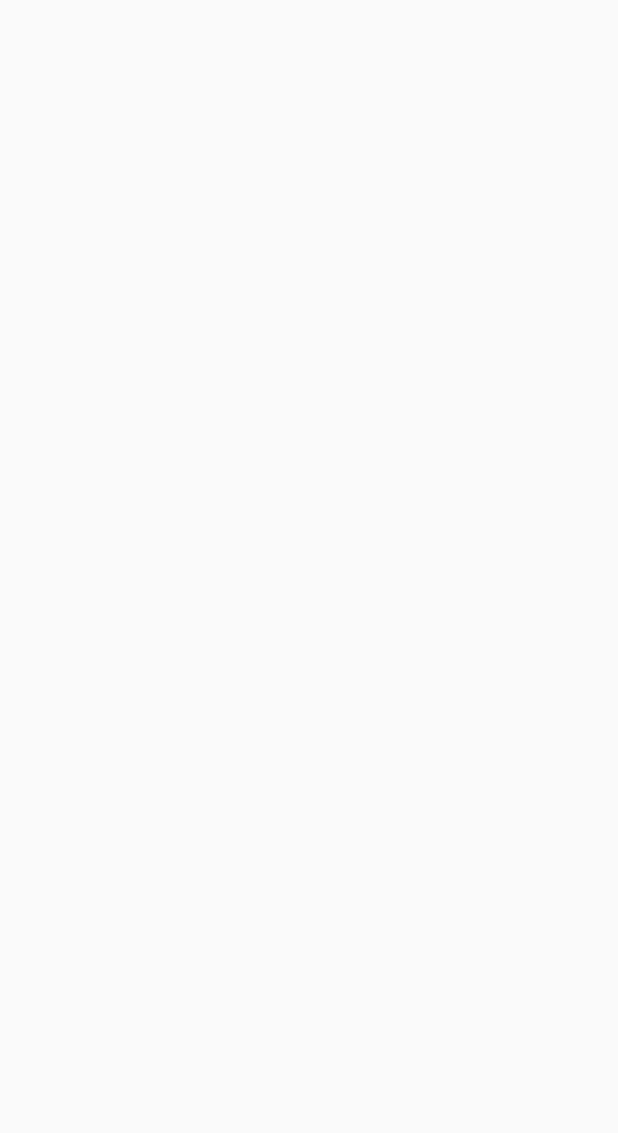
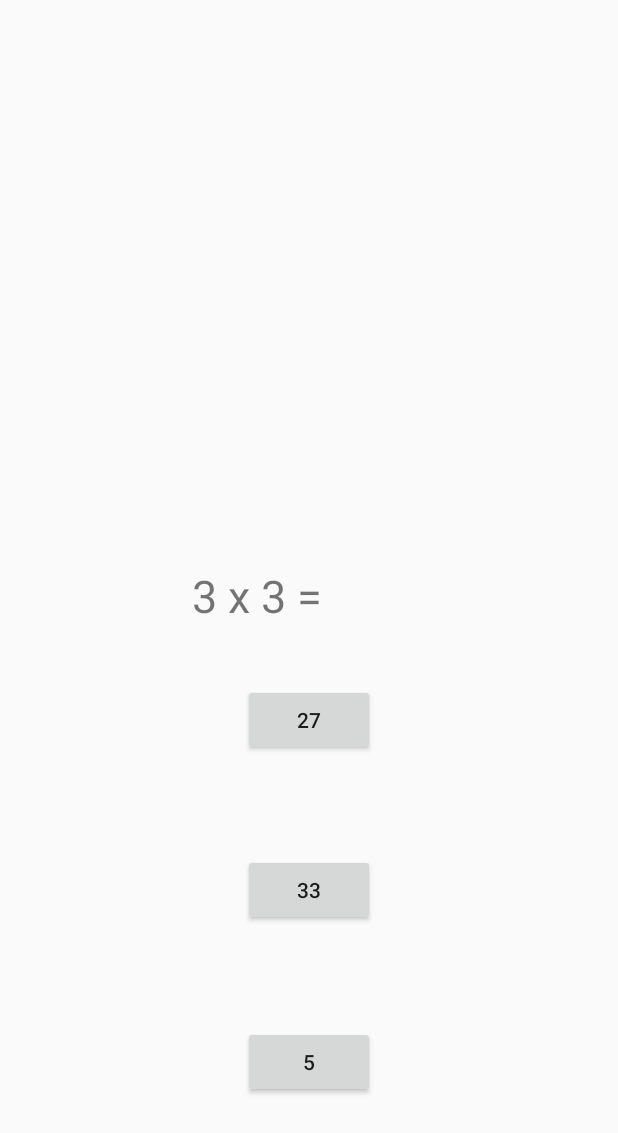
Before and after one commit to hansgit1/MultiplyAndMe, an Android app: the SomScherm screen opened directly, with no data from a screen before it, on a phone screen of 412 x 824 dp. Before the commit the part shown is empty. Shown: the top 1133 px of the screen. Run offline under Robolectric (Android 15) with nearby library versions, the phone set to English and light mode, and no system bars.

Commit message:
pair programming: firebase werkend gemaakt - id toegevoegd aan username, somcherm - random sommen laten zien

```diff
--- a/app/src/main/java/com/example/hans/multiplyandme/MainActivity.java
+++ b/app/src/main/java/com/example/hans/multiplyandme/MainActivity.java
@@ -6,6 +6,7 @@ import android.os.Bundle;
 import android.util.Log;
 import android.view.View;
 import android.widget.Button;
+import android.widget.EditText;
 
 import com.google.firebase.database.DataSnapshot;
 import com.google.firebase.database.DatabaseError;
@@ -26,20 +27,28 @@ public class MainActivity extends AppCompatActivity {
 
 
 
+
+
+
         startButton.setOnClickListener(new View.OnClickListener() {
             @Override
             public void onClick(View v) {
+                //start firebase
+                // Write a message to the database
+                FirebaseDatabase database = FirebaseDatabase.getInstance();
+                final DatabaseReference myRef = database.getReference("users").push();
+
+                EditText username = (EditText) findViewById(R.id.username);
+
+                User user1 = new User(username.getText().toString());
+                myRef.child("Username").setValue(user1);
+
                 startActivity(new Intent(MainActivity.this, SomScherm.class));
             }
         });
 
-//        //start firebase
-//        // Write a message to the database
-//        FirebaseDatabase database = FirebaseDatabase.getInstance();
-//        final DatabaseReference myRef = database.getReference("message");
-//
-//        Post post = new Post("Helloworld2", 10);
-//        myRef.child("Username").setValue(post);
+
+
 //
 //        // Read from the database
 //        ValueEventListener postListener = new ValueEventListener() {
--- a/app/src/main/java/com/example/hans/multiplyandme/SomScherm.java
+++ b/app/src/main/java/com/example/hans/multiplyandme/SomScherm.java
@@ -2,12 +2,48 @@ package com.example.hans.multiplyandme;
 
 import android.support.v7.app.AppCompatActivity;
 import android.os.Bundle;
+import android.util.Log;
+import android.widget.Button;
+import android.widget.TextView;
+
+import java.util.Random;
+import java.util.concurrent.ThreadLocalRandom;
 
 public class SomScherm extends AppCompatActivity {
+
+    TextView som;
+    Button optie1;
+    Button optie2;
+    Button optie3;
 
     @Override
     protected void onCreate(Bundle savedInstanceState) {
         super.onCreate(savedInstanceState);
         setContentView(R.layout.activity_som_scherm);
+
+        som = (TextView) findViewById(R.id.som);
+        optie1 = (Button) findViewById(R.id.optie1);
+        optie2 = (Button) findViewById(R.id.optie2);
+        optie3 = (Button) findViewById(R.id.optie3);
+
+        calcualteSom((int) (Math.random() * 10));
     }
+
+    //methode om som te berekenen
+    public void calcualteSom(int number) {
+
+        // loop tot de tafel van 10
+        for (int i = 1; i <= 10; i++) {
+            int value = i * number;
+            int random1 = (int) (Math.random() * i);
+            int random2 = (int) (Math.random() * number);
+            if(random1 == 0 || random2 == 0){
+                random1 = random1 + 1;
+                random2 = random2 + 1;
+            }
+            som.setText(random1 + " x " + random2 + " = ");
+        }
+
+    }
+
 }
--- a/app/src/main/java/com/example/hans/multiplyandme/Post.java
+++ b/app/src/main/java/com/example/hans/multiplyandme/User.java
@@ -7,22 +7,20 @@ import java.util.HashMap;
 import java.util.Map;
 
 @IgnoreExtraProperties
-public class Post {
+public class User {
 
 
     public String username;
     public int score;
 
-    public Post(String username, int score) {
+    public User(String username) {
         this.username = username;
-        this.score = score;
     }
 
     @Exclude
     public Map<String, Object> toMap() {
         HashMap<String, Object> result = new HashMap<>();
         result.put("username", username);
-        result.put("score", score);
         return result;
     }
 
--- a/app/src/main/res/layout/activity_main.xml
+++ b/app/src/main/res/layout/activity_main.xml
@@ -16,6 +16,7 @@
         app:layout_constraintTop_toTopOf="parent"
         app:layout_constraintVertical_bias="0.509"
         app:srcCompat="@drawable/background" />
+
 
     <Button
         android:id="@+id/buttons"
@@ -73,4 +74,25 @@
         app:layout_constraintStart_toStartOf="parent"
         app:layout_constraintTop_toTopOf="parent"
         app:layout_constraintVertical_bias="0.214" />
+
+    <EditText
+        android:id="@+id/username"
+        android:layout_width="wrap_content"
+        android:layout_height="wrap_content"
+        android:layout_marginBottom="8dp"
+        android:layout_marginEnd="8dp"
+        android:layout_marginLeft="8dp"
+        android:layout_marginRight="8dp"
+        android:layout_marginStart="8dp"
+        android:layout_marginTop="8dp"
+        android:background="@color/colorAccent"
+        android:ems="10"
+        android:inputType="textPersonName"
+        android:text="Gebruikersnaam"
+        app:layout_constraintBottom_toTopOf="@+id/startButton"
+        app:layout_constraintEnd_toEndOf="parent"
+        app:layout_constraintHorizontal_bias="0.503"
+        app:layout_constraintStart_toStartOf="parent"
+        app:layout_constraintTop_toTopOf="parent"
+        app:layout_constraintVertical_bias="0.85" />
 </android.support.constraint.ConstraintLayout>
--- a/app/src/main/res/layout/activity_som_scherm.xml
+++ b/app/src/main/res/layout/activity_som_scherm.xml
@@ -6,4 +6,69 @@
     android:layout_height="match_parent"
     tools:context=".SomScherm">
 
+    <TextView
+        android:id="@+id/som"
+        android:layout_width="157dp"
+        android:layout_height="71dp"
+        android:layout_marginBottom="8dp"
+        android:layout_marginEnd="8dp"
+        android:layout_marginLeft="8dp"
+        android:layout_marginRight="8dp"
+        android:layout_marginStart="8dp"
+        android:layout_marginTop="8dp"
+        android:text="3 x 9 = "
+        android:textSize="30sp"
+        app:layout_constraintBottom_toBottomOf="parent"
+        app:layout_constraintEnd_toEndOf="parent"
+        app:layout_constraintHorizontal_bias="0.502"
+        app:layout_constraintStart_toStartOf="parent"
+        app:layout_constraintTop_toTopOf="parent" />
+
+    <Button
+        android:id="@+id/optie1"
+        android:layout_width="wrap_content"
+        android:layout_height="wrap_content"
+        android:layout_marginBottom="8dp"
+        android:layout_marginEnd="8dp"
+        android:layout_marginLeft="8dp"
+        android:layout_marginRight="8dp"
+        android:layout_marginStart="8dp"
+        android:layout_marginTop="8dp"
+        android:text="5"
+        app:layout_constraintBottom_toBottomOf="parent"
+        app:layout_constraintEnd_toEndOf="parent"
+        app:layout_constraintStart_toStartOf="parent"
+        app:layout_constraintTop_toBottomOf="@+id/optie2"
+        app:layout_constraintVertical_bias="0.413" />
+
+    <Button
+        android:id="@+id/optie2"
+        android:layout_width="wrap_content"
+        android:layout_height="wrap_content"
+        android:layout_marginBottom="8dp"
+        android:layout_marginEnd="8dp"
+        android:layout_marginLeft="8dp"
+        android:layout_marginRight="8dp"
+        android:layout_marginStart="8dp"
+        android:layout_marginTop="28dp"
+        android:text="33"
+        app:layout_constraintBottom_toBottomOf="parent"
+        app:layout_constraintEnd_toEndOf="parent"
+        app:layout_constraintStart_toStartOf="parent"
+        app:layout_constraintTop_toBottomOf="@+id/optie3"
+        app:layout_constraintVertical_bias="0.159" />
+
+    <Button
+        android:id="@+id/optie3"
+        android:layout_width="wrap_content"
+        android:layout_height="wrap_content"
+        android:layout_marginEnd="8dp"
+        android:layout_marginLeft="8dp"
+        android:layout_marginRight="8dp"
+        android:layout_marginStart="8dp"
+        android:layout_marginTop="8dp"
+        android:text="27"
+        app:layout_constraintEnd_toEndOf="parent"
+        app:layout_constraintStart_toStartOf="parent"
+        app:layout_constraintTop_toBottomOf="@+id/som" />
 </android.support.constraint.ConstraintLayout>
--- a/app/src/main/res/values/colors.xml
+++ b/app/src/main/res/values/colors.xml
@@ -2,5 +2,5 @@
 <resources>
     <color name="colorPrimary">#3F51B5</color>
     <color name="colorPrimaryDark">#303F9F</color>
-    <color name="colorAccent">#FF4081</color>
+    <color name="colorAccent">#f1e8eb</color>
 </resources>
```
